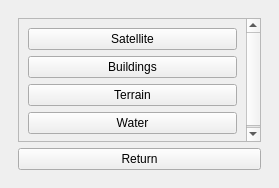
The window that tygron_dockwidget_base.ui (Memz-Dev/tygron-qgis) describes before a commit, drawn with Qt 5.
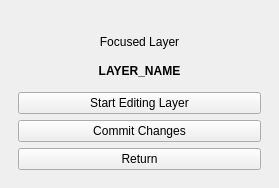
The same window after the commit. The open tabs and pages were chosen to show the change. Custom widgets are drawn as their Qt base class.

```diff
--- a/tygron_dockwidget_base.ui
+++ b/tygron_dockwidget_base.ui
@@ -248,9 +248,9 @@
            <property name="geometry">
             <rect>
              <x>0</x>
-             <y>-29</y>
+             <y>-58</y>
              <width>228</width>
-             <height>128</height>
+             <height>157</height>
             </rect>
            </property>
            <layout class="QVBoxLayout" name="verticalLayout_7">
@@ -295,6 +295,57 @@
         </item>
        </layout>
       </widget>
+      <widget class="QWidget" name="LayerControls">
+       <layout class="QVBoxLayout" name="verticalLayout_8">
+        <item>
+         <widget class="QLabel" name="LayerControlFocusText">
+          <property name="text">
+           <string>Focused Layer</string>
+          </property>
+          <property name="alignment">
+           <set>Qt::AlignBottom|Qt::AlignHCenter</set>
+          </property>
+         </widget>
+        </item>
+        <item>
+         <widget class="QLabel" name="LayerControlLayerName">
+          <property name="font">
+           <font>
+            <weight>75</weight>
+            <bold>true</bold>
+           </font>
+          </property>
+          <property name="text">
+           <string>LAYER_NAME</string>
+          </property>
+          <property name="alignment">
+           <set>Qt::AlignCenter</set>
+          </property>
+         </widget>
+        </item>
+        <item>
+         <widget class="QPushButton" name="LayerControlStartEdit">
+          <property name="text">
+           <string>Start Editing Layer</string>
+          </property>
+         </widget>
+        </item>
+        <item>
+         <widget class="QPushButton" name="LayerControlCommit">
+          <property name="text">
+           <string>Commit Changes</string>
+          </property>
+         </widget>
+        </item>
+        <item>
+         <widget class="QPushButton" name="LayerControlReturnButton">
+          <property name="text">
+           <string>Return</string>
+          </property>
+         </widget>
+        </item>
+       </layout>
+      </widget>
      </widget>
     </item>
    </layout>
```
Left out of the diff: 21 changed lines with no effect on the pictures.
